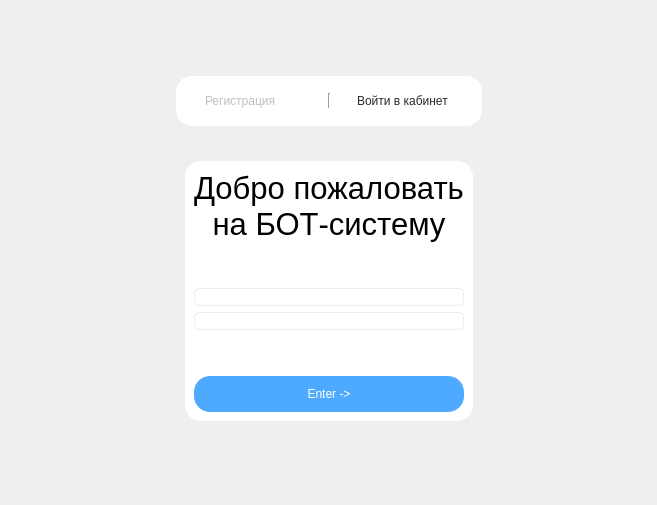
cuttlesystems/simplegram, file simple_gram_desktop/constructor_app/widgets/login_widget.ui: the form before one commit.
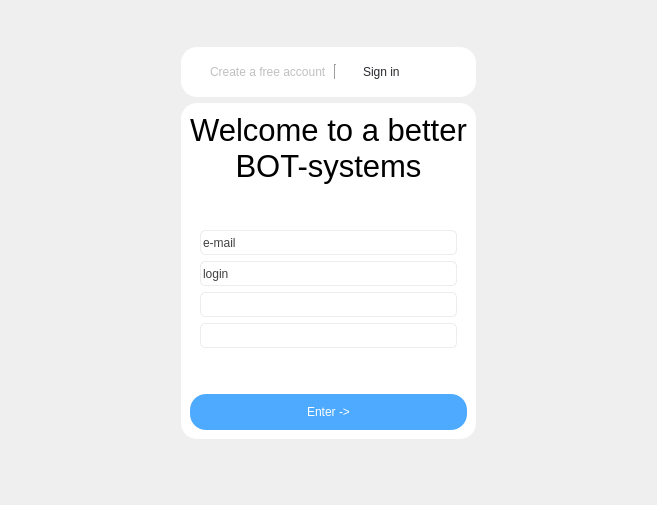
The form after the commit. The open tabs and pages were chosen to show the change.

Commit message: CodeReview updated and debug painted background in block

```diff
--- a/simple_gram_desktop/constructor_app/widgets/login_widget.ui
+++ b/simple_gram_desktop/constructor_app/widgets/login_widget.ui
@@ -13,7 +13,7 @@
   <property name="windowTitle">
    <string>Form</string>
   </property>
-  <layout class="QVBoxLayout" name="verticalLayout_7">
+  <layout class="QVBoxLayout" name="verticalLayout">
    <item>
     <spacer name="verticalSpacer_6">
      <property name="orientation">
@@ -88,7 +88,7 @@
 </string>
               </property>
               <property name="text">
-               <string>Регистрация</string>
+               <string>Create a free account</string>
               </property>
              </widget>
             </item>
@@ -122,7 +122,7 @@
 </string>
               </property>
               <property name="text">
-               <string>Войти в кабинет</string>
+               <string>Sign in</string>
               </property>
               <property name="checked">
                <bool>true</bool>
@@ -135,158 +135,6 @@
         </widget>
        </item>
        <item>
-        <spacer name="verticalSpacer_3">
-         <property name="orientation">
-          <enum>Qt::Vertical</enum>
-         </property>
-         <property name="sizeType">
-          <enum>QSizePolicy::Fixed</enum>
-         </property>
-         <property name="sizeHint" stdset="0">
-          <size>
-           <width>0</width>
-           <height>20</height>
-          </size>
-         </property>
-        </spacer>
-       </item>
-       <item>
-        <widget class="QStackedWidget" name="stackedWidget">
-         <property name="currentIndex">
-          <number>1</number>
-         </property>
-         <widget class="QWidget" name="registrated_page">
-          <layout class="QVBoxLayout" name="verticalLayout_2">
-           <item>
-            <widget class="QGroupBox" name="background_registrated">
-             <property name="styleSheet">
-              <string notr="true">QGroupBox{
-	border:none;
-	background: #FFFFFF;
-	border-radius: 16px;
-}</string>
-             </property>
-             <property name="title">
-              <string/>
-             </property>
-             <layout class="QVBoxLayout" name="verticalLayout_3">
-              <item>
-               <widget class="QLabel" name="label">
-                <property name="font">
-                 <font>
-                  <pointsize>23</pointsize>
-                 </font>
-                </property>
-                <property name="styleSheet">
-                 <string notr="true">QLabel{
-	text-align: center;
-}</string>
-                </property>
-                <property name="text">
-                 <string>&lt;html&gt;&lt;head/&gt;&lt;body&gt;&lt;p align=&quot;center&quot;&gt;Добро пожаловать на БОТ-систему&lt;/p&gt;&lt;/body&gt;&lt;/html&gt;</string>
-                </property>
-                <property name="wordWrap">
-                 <bool>true</bool>
-                </property>
-               </widget>
-              </item>
-              <item>
-               <spacer name="verticalSpacer_2">
-                <property name="orientation">
-                 <enum>Qt::Vertical</enum>
-                </property>
-                <property name="sizeHint" stdset="0">
-                 <size>
-                  <width>20</width>
-                  <height>40</height>
-                 </size>
-                </property>
-               </spacer>
-              </item>
-              <item>
-               <widget class="QLineEdit" name="username_edit">
-                <property name="styleSheet">
-                 <string notr="true">QLineEdit{
-	color: rgb(64,64,64);
-	border: 1px solid rgba(204, 204, 204, 89);
-	border-radius: 5px;
-}</string>
-                </property>
-                <property name="text">
-                 <string/>
-                </property>
-               </widget>
-              </item>
-              <item>
-               <widget class="QLineEdit" name="password_edit">
-                <property name="styleSheet">
-                 <string notr="true">QLineEdit{
-	color: rgb(64,64,64);
-	border: 1px solid rgba(204, 204, 204, 89);
-	border-radius: 5px;
-}</string>
-                </property>
-                <property name="text">
-                 <string/>
-                </property>
-                <property name="echoMode">
-                 <enum>QLineEdit::Password</enum>
-                </property>
-               </widget>
-              </item>
-              <item>
-               <spacer name="verticalSpacer">
-                <property name="orientation">
-                 <enum>Qt::Vertical</enum>
-                </property>
-                <property name="sizeHint" stdset="0">
-                 <size>
-                  <width>20</width>
-                  <height>40</height>
-                 </size>
-                </property>
-               </spacer>
-              </item>
-              <item>
-               <widget class="QPushButton" name="enter_button">
-                <property name="enabled">
-                 <bool>true</bool>
-                </property>
-                <property name="minimumSize">
-                 <size>
-                  <width>0</width>
-                  <height>36</height>
-                 </size>
-                </property>
-                <property name="styleSheet">
-                 <string notr="true">QPushButton{
-	color:white;
-	border: none;
-	border-radius:16px;
-	background-color: #4DAAFF;
-}
-
-QPushButton:!enabled{
-	background-color: rgba(82,136,193,76);
-}
-
-QPushButton::hover{
-	background-color: #5288C1;
-}</string>
-                </property>
-                <property name="text">
-                 <string>Enter -&gt;</string>
-                </property>
-               </widget>
-              </item>
-             </layout>
-            </widget>
-           </item>
-          </layout>
-         </widget>
-         <widget class="QWidget" name="login_page">
-          <layout class="QVBoxLayout" name="verticalLayout">
-           <item>
             <widget class="QGroupBox" name="background_login">
              <property name="styleSheet">
               <string notr="true">QGroupBox{
@@ -312,7 +160,7 @@
 }</string>
                 </property>
                 <property name="text">
-                 <string>&lt;html&gt;&lt;head/&gt;&lt;body&gt;&lt;p align=&quot;center&quot;&gt;С возвращением на БОТ-систему&lt;/p&gt;&lt;/body&gt;&lt;/html&gt;</string>
+             <string>&lt;html&gt;&lt;head/&gt;&lt;body&gt;&lt;p align=&quot;center&quot;&gt;Welcome to a better BOT-systems&lt;/p&gt;&lt;/body&gt;&lt;/html&gt;</string>
                 </property>
                 <property name="wordWrap">
                  <bool>true</bool>
@@ -334,25 +182,88 @@
               </item>
               <item>
                <widget class="QLineEdit" name="username_widget">
+            <property name="minimumSize">
+             <size>
+              <width>0</width>
+              <height>25</height>
+             </size>
+            </property>
                 <property name="styleSheet">
                  <string notr="true">QLineEdit{
 	color: rgb(64,64,64);
 	border: 1px solid rgba(204, 204, 204, 89);
 	border-radius: 5px;
+	margin-left: 10px;
+	margin-right: 10px;
 }</string>
                 </property>
                 <property name="text">
-                 <string/>
+             <string>e-mail</string>
+            </property>
+           </widget>
+          </item>
+          <item>
+           <widget class="QLineEdit" name="username_widget_2">
+            <property name="minimumSize">
+             <size>
+              <width>0</width>
+              <height>25</height>
+             </size>
+            </property>
+            <property name="styleSheet">
+             <string notr="true">QLineEdit{
+	color: rgb(64,64,64);
+	border: 1px solid rgba(204, 204, 204, 89);
+	border-radius: 5px;
+	margin-left: 10px;
+	margin-right: 10px;
+}</string>
+            </property>
+            <property name="text">
+             <string>login</string>
                 </property>
                </widget>
               </item>
               <item>
                <widget class="QLineEdit" name="password_widget">
+            <property name="minimumSize">
+             <size>
+              <width>0</width>
+              <height>25</height>
+             </size>
+            </property>
                 <property name="styleSheet">
                  <string notr="true">QLineEdit{
 	color: rgb(64,64,64);
 	border: 1px solid rgba(204, 204, 204, 89);
 	border-radius: 5px;
+	margin-left: 10px;
+	margin-right: 10px;
+}</string>
+            </property>
+            <property name="text">
+             <string/>
+            </property>
+            <property name="echoMode">
+             <enum>QLineEdit::Password</enum>
+            </property>
+           </widget>
+          </item>
+          <item>
+           <widget class="QLineEdit" name="password_widget_2">
+            <property name="minimumSize">
+             <size>
+              <width>0</width>
+              <height>25</height>
+             </size>
+            </property>
+            <property name="styleSheet">
+             <string notr="true">QLineEdit{
+	color: rgb(64,64,64);
+	border: 1px solid rgba(204, 204, 204, 89);
+	border-radius: 5px;
+	margin-left: 10px;
+	margin-right: 10px;
 }</string>
                 </property>
                 <property name="text">
@@ -377,7 +288,7 @@
                </spacer>
               </item>
               <item>
-               <widget class="QPushButton" name="goButton">
+           <widget class="QPushButton" name="enter_button">
                 <property name="enabled">
                  <bool>true</bool>
                 </property>
@@ -411,9 +322,21 @@
              </layout>
             </widget>
            </item>
-          </layout>
-         </widget>
-        </widget>
+       <item>
+        <spacer name="verticalSpacer_3">
+         <property name="orientation">
+          <enum>Qt::Vertical</enum>
+         </property>
+         <property name="sizeType">
+          <enum>QSizePolicy::Fixed</enum>
+         </property>
+         <property name="sizeHint" stdset="0">
+          <size>
+           <width>0</width>
+           <height>20</height>
+          </size>
+         </property>
+        </spacer>
        </item>
       </layout>
      </item>
```
Left out of the diff: 2 changed lines with no effect on the pictures. Lines whose indentation alone changed are shown as unchanged. The commit also changes 10 other files.
